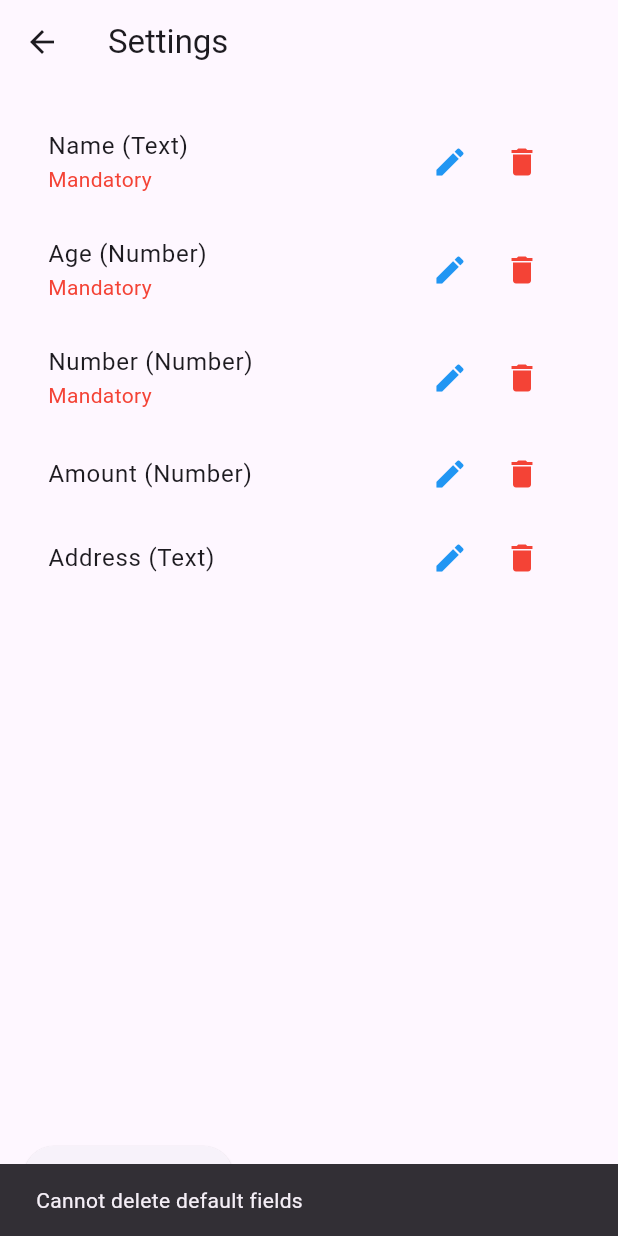
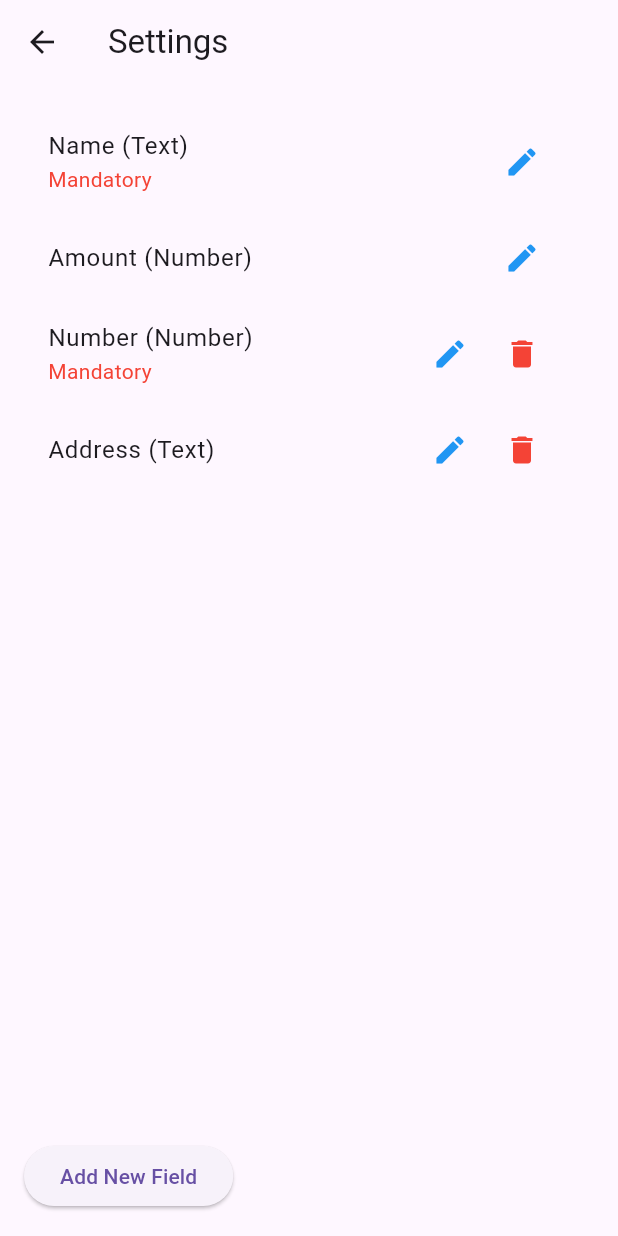
Before and after one commit to kavs2812/collectionapp, a Flutter app: the SettingsScreen screen opened directly, after a tap on the "delete" icon, on a phone screen of 412 x 824 dp. Run offline on Flutter 3.47's test engine with Material 3 defaults, Android fonts, the phone set to English and light mode, and no system bars; our stand-ins replace hive; accounts and stored records are empty.

Commit message:
name&amount updates

```diff
--- a/lib/settings_screen.dart
+++ b/lib/settings_screen.dart
@@ -20,11 +20,13 @@
     'Dropdown'
   ];
 
+  final List<String> fixedFields = ['Name', 'Amount'];
+
   final List<FieldModel> defaultFields = [
     FieldModel(name: 'Name', type: 'Text', isMandatory: true),
-    FieldModel(name: 'Age', type: 'Number', isMandatory: true),
-    FieldModel(name: 'Number', type: 'Number', isMandatory: true),
-    FieldModel(name: 'Amount', type: 'Number', isMandatory: false),
+    FieldModel(name: 'Amount', type: 'Number', isMandatory: true),
+    FieldModel(name: 'Age', type: 'Number', isMandatory: false),
+    FieldModel(name: 'Number', type: 'Number', isMandatory: false),
     FieldModel(name: 'Address', type: 'Text', isMandatory: false),
   ];
 
@@ -38,18 +40,21 @@
     settingsBox = Hive.box<String>('settings');
     String? storedFields = settingsBox.get('fields');
 
-    if (storedFields != null && storedFields.isNotEmpty) {
+    if (storedFields == null || storedFields.isEmpty) {
+      _resetToDefaultFields();
+    } else {
       try {
+        List<FieldModel> loadedFields = (jsonDecode(storedFields) as List)
+            .map((e) => FieldModel.fromJson(e))
+            .toList();
         setState(() {
-          fields = (jsonDecode(storedFields) as List)
-              .map((e) => FieldModel.fromJson(e))
-              .toList();
+          fields = loadedFields;
         });
+
+        _ensureFixedFieldsPosition();
       } catch (e) {
         _resetToDefaultFields();
       }
-    } else {
-      _resetToDefaultFields();
     }
   }
 
@@ -63,6 +68,18 @@
   void _saveFields() {
     settingsBox.put(
         'fields', jsonEncode(fields.map((e) => e.toJson()).toList()));
+  }
+
+  void _ensureFixedFieldsPosition() {
+    setState(() {
+      fields.sort((a, b) {
+        if (a.name == "Name") return -1;
+        if (b.name == "Name") return 1;
+        if (a.name == "Amount") return -1;
+        if (b.name == "Amount") return 1;
+        return 0;
+      });
+    });
   }
 
   void _addNewField() {
@@ -144,6 +161,7 @@
                               type: selectedType,
                               isMandatory: isMandatory));
                         }
+                        _ensureFixedFieldsPosition();
                         _saveFields();
                       });
                       Navigator.pop(context);
@@ -160,10 +178,11 @@
   }
 
   void _deleteField(int index) {
-    // Prevent deletion of default fields
-    if (index < defaultFields.length) {
+    FieldModel field = fields[index];
+
+    if (fixedFields.contains(field.name)) {
       ScaffoldMessenger.of(context).showSnackBar(
-        SnackBar(content: Text("Cannot delete default fields")),
+        SnackBar(content: Text("${field.name} cannot be deleted.")),
       );
       return;
     }
@@ -200,10 +219,11 @@
                           icon: Icon(Icons.edit, color: Colors.blue),
                           onPressed: () => _editField(index),
                         ),
-                        IconButton(
-                          icon: Icon(Icons.delete, color: Colors.red),
-                          onPressed: () => _deleteField(index),
-                        ),
+                        if (!fixedFields.contains(field.name))
+                          IconButton(
+                            icon: Icon(Icons.delete, color: Colors.red),
+                            onPressed: () => _deleteField(index),
+                          ),
                       ],
                     ),
                   );
```
